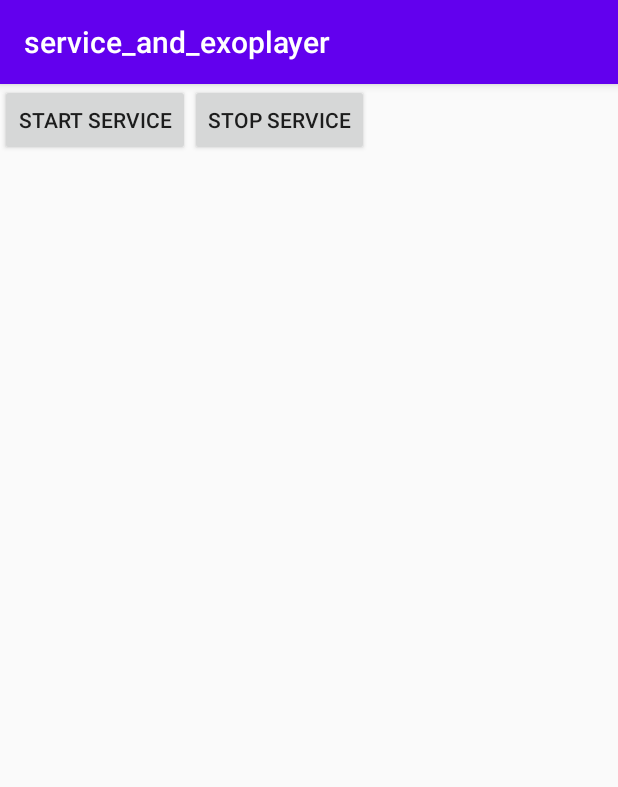
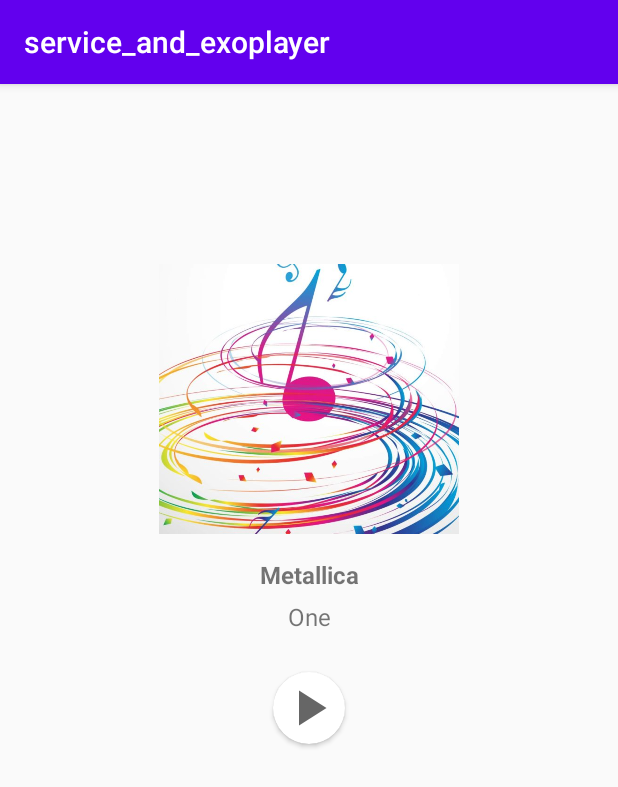
Before and after one commit to AlekseyMinai/MPlayer, an Android app: the screen it shows after launch (MainActivity), on a phone screen of 412 x 824 dp. Shown: the top 787 px of the screen. Run offline under Robolectric (Android 15) with nearby library versions, the phone set to English and light mode, and no system bars.

Commit message:
добавил макет экрана и его состояния

```diff
--- a/app/build.gradle
+++ b/app/build.gradle
@@ -37,9 +37,12 @@ dependencies {
     implementation 'androidx.core:core-ktx:1.1.0'
     implementation 'androidx.appcompat:appcompat:1.1.0'
     implementation 'androidx.constraintlayout:constraintlayout:1.1.3'
+    implementation 'androidx.cardview:cardview:1.0.0'
     testImplementation 'junit:junit:4.12'
     androidTestImplementation 'androidx.test.ext:junit:1.1.1'
     androidTestImplementation 'androidx.test.espresso:espresso-core:3.2.0'
+
+    implementation 'com.google.android.material:material:1.0.0'
 
     // Koin AndroidX Scope features
     implementation "org.koin:koin-androidx-scope:$koin_version"
--- a/app/src/main/java/com/alesno/service_and_exoplayer/PlayerFragment.kt
+++ b/app/src/main/java/com/alesno/service_and_exoplayer/PlayerFragment.kt
@@ -4,7 +4,10 @@ import android.os.Bundle
 import android.view.LayoutInflater
 import android.view.View
 import android.view.ViewGroup
+import androidx.core.content.ContextCompat
 import androidx.fragment.app.Fragment
+import androidx.lifecycle.Observer
+import kotlinx.android.synthetic.main.fragment_player.*
 import org.koin.androidx.viewmodel.ext.android.viewModel
 
 class PlayerFragment : Fragment() {
@@ -21,7 +24,22 @@ class PlayerFragment : Fragment() {
 
     override fun onViewCreated(view: View, savedInstanceState: Bundle?) {
         super.onViewCreated(view, savedInstanceState)
-        mViewModel.play()
+        action.setOnClickListener {
+            mViewModel.action()
+        }
+        mViewModel.currentState.observe(
+            viewLifecycleOwner,
+            Observer<PlayerViewModel.UIState>(::updateUI)
+        )
+    }
+
+    private fun updateUI(state: PlayerViewModel.UIState) {
+        val imageRes = when (state) {
+            PlayerViewModel.UIState.PLAYING -> R.drawable.ic_baseline_stop_24
+            PlayerViewModel.UIState.STOPPED -> R.drawable.ic_baseline_play_arrow_24
+            else -> return
+        }
+        context?.let { actionImage.setImageDrawable(ContextCompat.getDrawable(it, imageRes)) }
     }
 
     companion object {
--- a/app/src/main/java/com/alesno/service_and_exoplayer/PlayerViewModel.kt
+++ b/app/src/main/java/com/alesno/service_and_exoplayer/PlayerViewModel.kt
@@ -1,5 +1,7 @@
 package com.alesno.service_and_exoplayer
 
+import androidx.lifecycle.LiveData
+import androidx.lifecycle.MutableLiveData
 import androidx.lifecycle.ViewModel
 import com.alesno.service_and_exoplayer.some.ISomeObject
 
@@ -7,8 +9,27 @@ class PlayerViewModel(
     val someObject: ISomeObject
 ) : ViewModel() {
 
-    fun play() {
+    val currentState: LiveData<UIState> get() = mCurrentState
 
+    private val mCurrentState by uiLazy { MutableLiveData<UIState>(UIState.STOPPED) }
+
+    fun action() {
+        when (mCurrentState.value) {
+            UIState.PLAYING -> stop()
+            UIState.STOPPED -> play()
+        }
+    }
+
+    private fun play() {
+        mCurrentState.value = UIState.PLAYING
+    }
+
+    private fun stop() {
+        mCurrentState.value = UIState.STOPPED
+    }
+
+    enum class UIState {
+        PLAYING, STOPPED, LOADED
     }
 
 }
--- /dev/null
+++ b/app/src/main/java/com/alesno/service_and_exoplayer/Utils.kt
@@ -0,0 +1,3 @@
+package com.alesno.service_and_exoplayer
+
+fun <T> uiLazy(initializer: () -> T) = lazy(LazyThreadSafetyMode.NONE) { initializer() }
--- /dev/null
+++ b/app/src/main/res/drawable/ic_baseline_play_arrow_24.xml
@@ -0,0 +1,10 @@
+<vector xmlns:android="http://schemas.android.com/apk/res/android"
+    android:width="24dp"
+    android:height="24dp"
+    android:viewportWidth="24"
+    android:viewportHeight="24"
+    android:tint="?attr/colorControlNormal">
+  <path
+      android:fillColor="@android:color/white"
+      android:pathData="M8,5v14l11,-7z"/>
+</vector>
--- /dev/null
+++ b/app/src/main/res/drawable/ic_baseline_stop_24.xml
@@ -0,0 +1,10 @@
+<vector xmlns:android="http://schemas.android.com/apk/res/android"
+    android:width="24dp"
+    android:height="24dp"
+    android:viewportWidth="24"
+    android:viewportHeight="24"
+    android:tint="?attr/colorControlNormal">
+  <path
+      android:fillColor="@android:color/white"
+      android:pathData="M6,6h12v12H6z"/>
+</vector>
--- a/app/src/main/res/layout/fragment_player.xml
+++ b/app/src/main/res/layout/fragment_player.xml
@@ -1,18 +1,61 @@
 <?xml version="1.0" encoding="utf-8"?>
-<LinearLayout
-    xmlns:android="http://schemas.android.com/apk/res/android" android:layout_width="match_parent"
+<androidx.constraintlayout.widget.ConstraintLayout xmlns:android="http://schemas.android.com/apk/res/android"
+    xmlns:app="http://schemas.android.com/apk/res-auto"
+    android:layout_width="match_parent"
     android:layout_height="match_parent">
 
-    <Button
-        android:id="@+id/play"
+    <ImageView
+        android:id="@+id/cover"
+        android:layout_width="200dp"
+        android:layout_height="180dp"
+        android:layout_marginTop="120dp"
+        android:layout_marginBottom="160dp"
+        android:scaleType="centerCrop"
+        android:src="@drawable/music"
+        app:layout_constraintEnd_toEndOf="parent"
+        app:layout_constraintStart_toStartOf="parent"
+        app:layout_constraintTop_toTopOf="parent" />
+
+    <TextView
+        android:id="@+id/artist"
         android:layout_width="wrap_content"
         android:layout_height="wrap_content"
-        android:text="start service"/>
+        android:layout_marginTop="16dp"
+        android:text="Metallica"
+        android:textSize="16sp"
+        android:textStyle="bold"
+        app:layout_constraintEnd_toEndOf="parent"
+        app:layout_constraintStart_toStartOf="parent"
+        app:layout_constraintTop_toBottomOf="@id/cover" />
 
-    <Button
-        android:id="@+id/stop"
+    <TextView
+        android:id="@+id/title"
         android:layout_width="wrap_content"
         android:layout_height="wrap_content"
-        android:text="stop service"/>
+        android:layout_marginTop="6dp"
+        android:text="One"
+        android:textSize="16sp"
+        app:layout_constraintEnd_toEndOf="parent"
+        app:layout_constraintStart_toStartOf="parent"
+        app:layout_constraintTop_toBottomOf="@id/artist" />
 
-</LinearLayout>
+    <com.google.android.material.circularreveal.cardview.CircularRevealCardView
+        android:id="@+id/action"
+        android:layout_width="48dp"
+        android:layout_height="48dp"
+        android:layout_marginTop="48dp"
+        app:cardCornerRadius="24dp"
+        app:layout_constraintEnd_toEndOf="parent"
+        app:layout_constraintStart_toStartOf="parent"
+        app:layout_constraintTop_toTopOf="@id/title">
+
+        <ImageView
+            android:id="@+id/actionImage"
+            android:layout_width="40dp"
+            android:layout_height="40dp"
+            android:layout_gravity="center"
+            android:src="@drawable/ic_baseline_play_arrow_24" />
+
+    </com.google.android.material.circularreveal.cardview.CircularRevealCardView>
+
+</androidx.constraintlayout.widget.ConstraintLayout>
```
Also changed, not shown: app/src/main/res/drawable/music.jpg (added).
